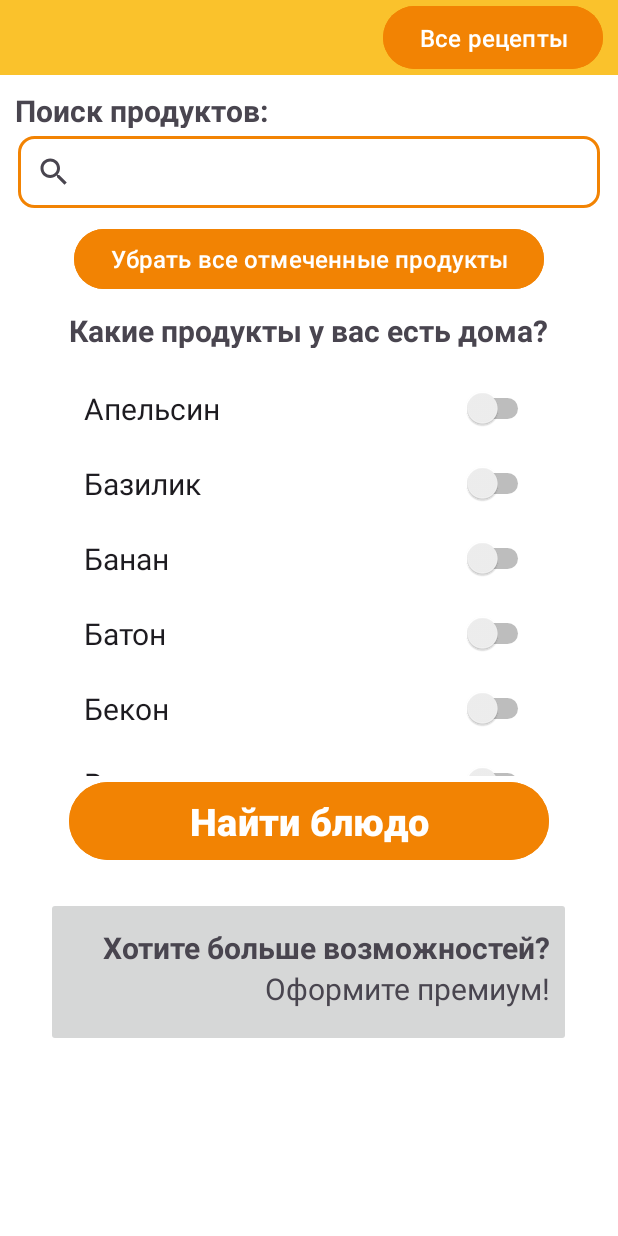
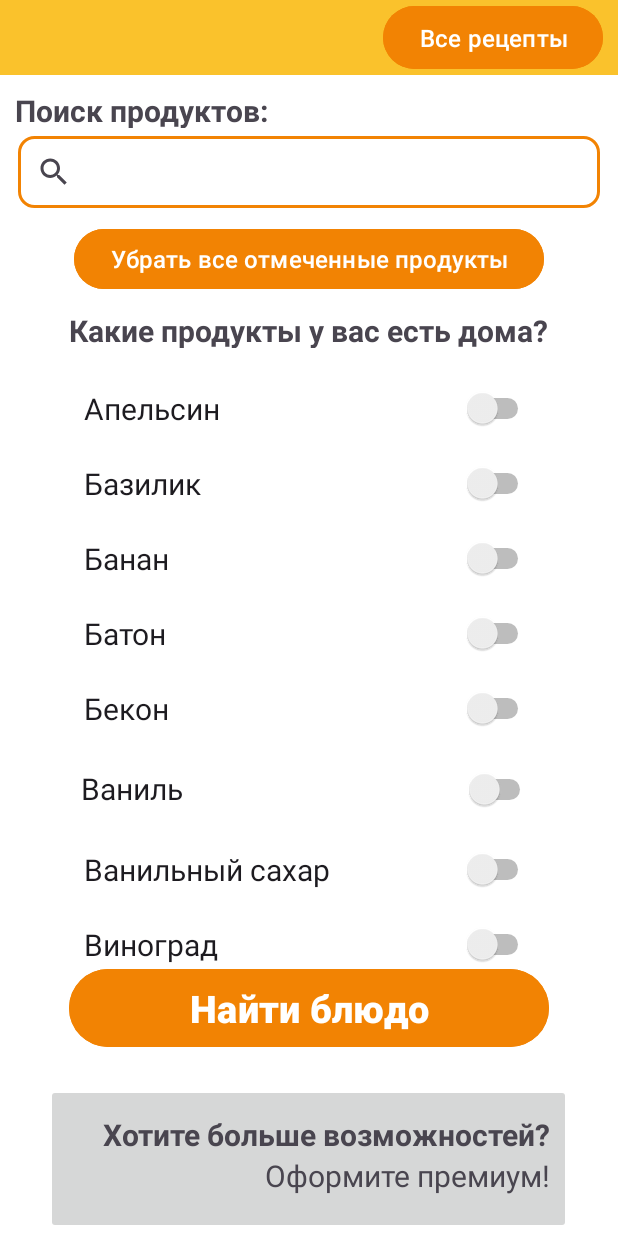
Before and after one commit to le-blyad/PokushAI_Mobile, an Android app: the layout activity_second.xml on its own in the app's theme, with its tools: preview values and no code run, on a phone screen of 412 x 824 dp. Run offline under Robolectric (Android 15) with nearby library versions, the light colour scheme and no system bars; network calls fail.

Commit message:
исправлена ошибка с кнопкой назад

```diff
--- a/app/src/main/java/com/example/pokushai_mobile/Belyashi.kt
+++ b/app/src/main/java/com/example/pokushai_mobile/Belyashi.kt
@@ -4,6 +4,7 @@ import android.content.Intent
 import androidx.appcompat.app.AppCompatActivity
 import android.os.Bundle
 import android.widget.Button
+import android.widget.ImageButton
 import android.widget.TextView
 import android.widget.LinearLayout
 import android.content.res.Configuration
@@ -13,7 +14,7 @@ class Belyashi : AppCompatActivity() {
         super.onCreate(savedInstanceState)
         setContentView(R.layout.activity_belyashi)
 
-        val buttonBack = findViewById<Button>(R.id.buttonBack)
+        val buttonBack = findViewById<ImageButton>(R.id.buttonBack)
         buttonBack.setOnClickListener {
             onBackPressed()
         }
--- a/app/src/main/java/com/example/pokushai_mobile/ThirdActivity.kt
+++ b/app/src/main/java/com/example/pokushai_mobile/ThirdActivity.kt
@@ -28,7 +28,7 @@ class ThirdActivity : AppCompatActivity() {
             fileChannel.map(FileChannel.MapMode.READ_ONLY, startOffset, length)
         interpreter = Interpreter(mappedByteBuffer)
         val switchValues = intent.getBooleanArrayExtra("switchValues")
-        val buttonBack2 = findViewById<Button>(R.id.buttonBack2)
+        val buttonBack2 = findViewById<ImageButton>(R.id.buttonBack2)
         val result: FloatArray? = intent.getFloatArrayExtra("result")
         val pizda: Float? = result?.maxOrNull()
         var maxIndex = -1
--- a/app/src/main/java/com/example/pokushai_mobile/cutlets.kt
+++ b/app/src/main/java/com/example/pokushai_mobile/cutlets.kt
@@ -106,7 +106,7 @@ class cutlets : AppCompatActivity() {
 
         //Кнопка назад
 
-        val buttonBack = findViewById<Button>(R.id.buttonBack)
+        val buttonBack = findViewById<ImageButton>(R.id.buttonBack)
     buttonBack.setOnClickListener {
         onBackPressed()
     }
--- a/app/src/main/res/layout/activity_belyashi.xml
+++ b/app/src/main/res/layout/activity_belyashi.xml
@@ -26,7 +26,7 @@
                 android:background="@color/yelow" />
 
             <ImageButton
-                android:id="@+id/buttonBack2"
+                android:id="@+id/buttonBack"
                 android:layout_width="63dp"
                 android:layout_height="50dp"
                 android:layout_marginTop="-50dp"
--- a/app/src/main/res/layout/activity_cutlets.xml
+++ b/app/src/main/res/layout/activity_cutlets.xml
@@ -26,7 +26,7 @@
                 android:background="@color/yelow" />
 
             <ImageButton
-                android:id="@+id/buttonBack2"
+                android:id="@+id/buttonBack"
                 android:layout_width="63dp"
                 android:layout_height="50dp"
                 android:layout_marginTop="-50dp"
--- a/app/src/main/res/layout/activity_second.xml
+++ b/app/src/main/res/layout/activity_second.xml
@@ -85,7 +85,7 @@
         <ScrollView
             android:id="@+id/scrollViewProducts"
             android:layout_width="match_parent"
-            android:layout_height="275dp"
+            android:layout_height="400dp"
             android:nestedScrollingEnabled="true"
             android:scrollbars="none">
 
@@ -121,10 +121,12 @@
             android:text="Бекон"
             style="@style/MyCustomSwitch"/>
 
-        <Switch
-            android:id="@+id/switch6"
-            android:text="Ваниль"
-            style="@style/MyCustomSwitch"/>
+                <Switch
+                    android:id="@+id/switch6"
+                    style="@style/MyCustomSwitch"
+                    android:layout_width="303dp"
+                    android:layout_height="57dp"
+                    android:text="Ваниль" />
 
         <Switch
             android:id="@+id/switch7"
```
Also changed, not shown: app/src/main/java/com/example/pokushai_mobile/AllRecipes.kt (+1 -6 lines), app/src/main/java/com/example/pokushai_mobile/SecondActivity.kt (+5 -5 lines).
